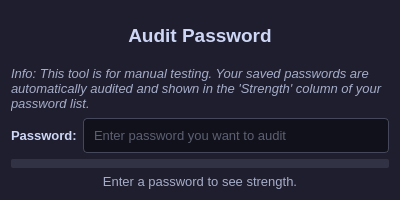
The window that SiriusVaultGUI/src/ui/dialog_pm_auditP.ui (Ghospicer/SiriusVault) describes before a commit, drawn with Qt 5.
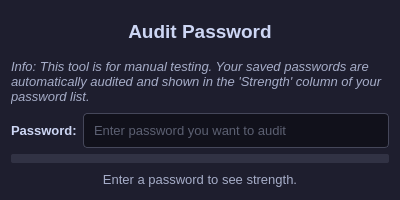
The same window after the commit. Icons and pictures are not drawn.

What changed in the file:
```diff
--- a/SiriusVaultGUI/src/ui/dialog_pm_auditP.ui
+++ b/SiriusVaultGUI/src/ui/dialog_pm_auditP.ui
@@ -10,6 +10,18 @@
     <height>200</height>
    </rect>
   </property>
+  <property name="minimumSize">
+   <size>
+    <width>400</width>
+    <height>200</height>
+   </size>
+  </property>
+  <property name="maximumSize">
+   <size>
+    <width>16777215</width>
+    <height>210</height>
+   </size>
+  </property>
   <property name="windowTitle">
    <string>Audit Password</string>
   </property>
@@ -27,10 +39,16 @@
   <layout class="QVBoxLayout" name="verticalLayout">
    <item>
     <widget class="QLabel" name="label">
+     <property name="minimumSize">
+      <size>
+       <width>0</width>
+       <height>40</height>
+      </size>
+     </property>
      <property name="maximumSize">
       <size>
        <width>16777215</width>
-       <height>55</height>
+       <height>40</height>
       </size>
      </property>
      <property name="styleSheet">
@@ -50,10 +68,16 @@
    </item>
    <item>
     <widget class="QLabel" name="label_3">
+     <property name="minimumSize">
+      <size>
+       <width>0</width>
+       <height>50</height>
+      </size>
+     </property>
      <property name="maximumSize">
       <size>
        <width>16777215</width>
-       <height>60</height>
+       <height>55</height>
       </size>
      </property>
      <property name="styleSheet">
@@ -78,6 +102,18 @@
     <layout class="QHBoxLayout" name="horizontalLayout">
      <item>
       <widget class="QLabel" name="label_2">
+       <property name="minimumSize">
+        <size>
+         <width>0</width>
+         <height>35</height>
+        </size>
+       </property>
+       <property name="maximumSize">
+        <size>
+         <width>16777215</width>
+         <height>35</height>
+        </size>
+       </property>
        <property name="styleSheet">
         <string notr="true">QLabel {
     color: #cdd6f4;
@@ -92,6 +128,18 @@
      </item>
      <item>
       <widget class="QLineEdit" name="input_dialog_check_strength">
+       <property name="minimumSize">
+        <size>
+         <width>0</width>
+         <height>35</height>
+        </size>
+       </property>
+       <property name="maximumSize">
+        <size>
+         <width>16777215</width>
+         <height>35</height>
+        </size>
+       </property>
        <property name="styleSheet">
         <string notr="true">QLineEdit {
     background-color: #11111b;
@@ -121,15 +169,15 @@
      <property name="minimumSize">
       <size>
        <width>0</width>
-       <height>0</height>
-      </size>
-     </property>
-     <property name="maximumSize">
-      <size>
-       <width>16777215</width>
        <height>9</height>
       </size>
      </property>
+     <property name="maximumSize">
+      <size>
+       <width>16777215</width>
+       <height>10</height>
+      </size>
+     </property>
      <property name="styleSheet">
       <string notr="true">QProgressBar {
     border: none;
@@ -154,10 +202,16 @@
    </item>
    <item>
     <widget class="QLabel" name="lbl_audit_message">
+     <property name="minimumSize">
+      <size>
+       <width>0</width>
+       <height>20</height>
+      </size>
+     </property>
      <property name="maximumSize">
       <size>
        <width>16777215</width>
-       <height>15</height>
+       <height>20</height>
       </size>
      </property>
      <property name="styleSheet">
```
